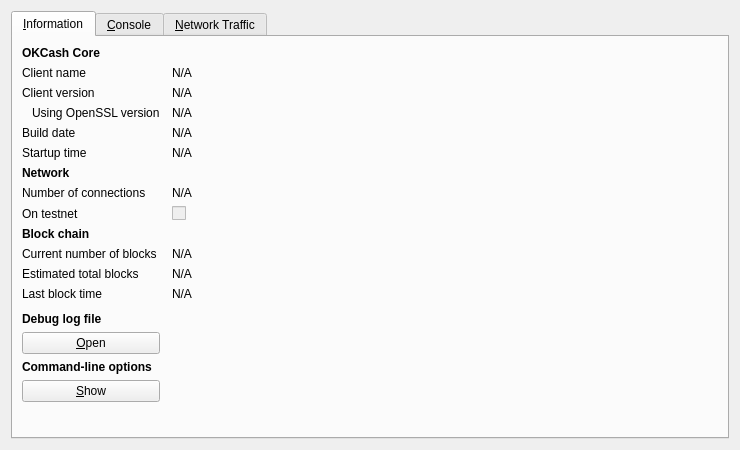
This is src/qt/forms/rpcconsole.ui in okcashpro/okcash-oldsrc-history as Qt 5 draws it before an edit. The edited form follows.
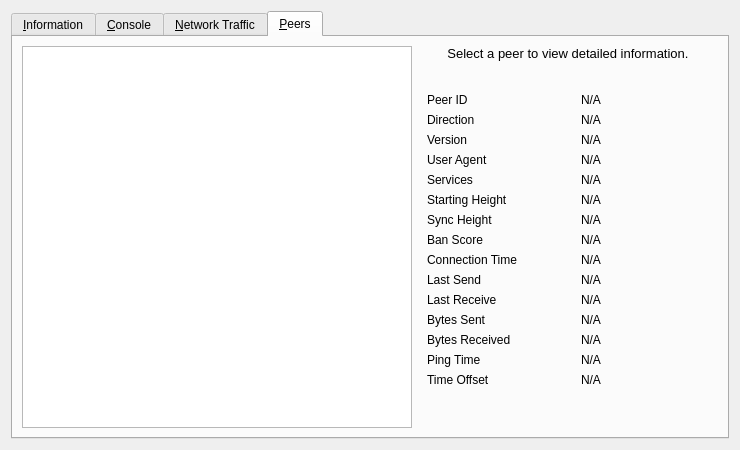
This is the edited form. The open tabs and pages were chosen to show the change. Icons and pictures are not drawn. Custom widgets are drawn as their Qt base class.

What changed in the file:
```diff
--- a/src/qt/forms/rpcconsole.ui
+++ b/src/qt/forms/rpcconsole.ui
@@ -113,13 +113,39 @@
         </widget>
        </item>
        <item row="4" column="0">
+        <widget class="QLabel" name="label_berkeleyDBVersion">
+         <property name="text">
+          <string>Using BerkeleyDB version</string>
+         </property>
+         <property name="indent">
+          <number>10</number>
+         </property>
+        </widget>
+       </item>
+       <item row="4" column="1">
+        <widget class="QLabel" name="berkeleyDBVersion">
+         <property name="cursor">
+          <cursorShape>IBeamCursor</cursorShape>
+         </property>
+         <property name="text">
+          <string>N/A</string>
+         </property>
+         <property name="textFormat">
+          <enum>Qt::PlainText</enum>
+         </property>
+         <property name="textInteractionFlags">
+          <set>Qt::LinksAccessibleByMouse|Qt::TextSelectableByKeyboard|Qt::TextSelectableByMouse</set>
+         </property>
+        </widget>
+       </item>
+       <item row="5" column="0">
         <widget class="QLabel" name="label_12">
          <property name="text">
           <string>Build date</string>
          </property>
         </widget>
        </item>
-       <item row="4" column="1">
+       <item row="5" column="1">
         <widget class="QLabel" name="buildDate">
          <property name="cursor">
           <cursorShape>IBeamCursor</cursorShape>
@@ -135,14 +161,14 @@
          </property>
         </widget>
        </item>
-       <item row="5" column="0">
+       <item row="6" column="0">
         <widget class="QLabel" name="label_13">
          <property name="text">
           <string>Startup time</string>
          </property>
         </widget>
        </item>
-       <item row="5" column="1">
+       <item row="6" column="1">
         <widget class="QLabel" name="startupTime">
          <property name="cursor">
           <cursorShape>IBeamCursor</cursorShape>
@@ -158,7 +184,7 @@
          </property>
         </widget>
        </item>
-       <item row="6" column="0">
+       <item row="7" column="0">
         <widget class="QLabel" name="label_11">
          <property name="font">
           <font>
@@ -171,47 +197,53 @@
          </property>
         </widget>
        </item>
-       <item row="7" column="0">
-        <widget class="QLabel" name="label_7">
-         <property name="text">
-          <string>Number of connections</string>
-         </property>
-        </widget>
-       </item>
-       <item row="7" column="1">
-        <widget class="QLabel" name="numberOfConnections">
-         <property name="cursor">
-          <cursorShape>IBeamCursor</cursorShape>
-         </property>
-         <property name="text">
-          <string>N/A</string>
-         </property>
-         <property name="textFormat">
-          <enum>Qt::PlainText</enum>
-         </property>
-         <property name="textInteractionFlags">
-          <set>Qt::LinksAccessibleByMouse|Qt::TextSelectableByKeyboard|Qt::TextSelectableByMouse</set>
-         </property>
-        </widget>
-       </item>
        <item row="8" column="0">
         <widget class="QLabel" name="label_8">
          <property name="text">
-          <string>On testnet</string>
+          <string>Name</string>
          </property>
         </widget>
        </item>
        <item row="8" column="1">
-        <widget class="QCheckBox" name="isTestNet">
-         <property name="enabled">
-          <bool>false</bool>
+        <widget class="QLabel" name="networkName">
+         <property name="cursor">
+          <cursorShape>IBeamCursor</cursorShape>
          </property>
          <property name="text">
-          <string/>
+          <string>N/A</string>
+         </property>
+         <property name="textFormat">
+          <enum>Qt::PlainText</enum>
+         </property>
+         <property name="textInteractionFlags">
+          <set>Qt::LinksAccessibleByMouse|Qt::TextSelectableByKeyboard|Qt::TextSelectableByMouse</set>
          </property>
         </widget>
        </item>
        <item row="9" column="0">
+        <widget class="QLabel" name="label_7">
+         <property name="text">
+          <string>Number of connections</string>
+         </property>
+        </widget>
+       </item>
+       <item row="9" column="1">
+        <widget class="QLabel" name="numberOfConnections">
+         <property name="cursor">
+          <cursorShape>IBeamCursor</cursorShape>
+         </property>
+         <property name="text">
+          <string>N/A</string>
+         </property>
+         <property name="textFormat">
+          <enum>Qt::PlainText</enum>
+         </property>
+         <property name="textInteractionFlags">
+          <set>Qt::LinksAccessibleByMouse|Qt::TextSelectableByKeyboard|Qt::TextSelectableByMouse</set>
+         </property>
+        </widget>
+       </item>
+       <item row="10" column="0">
         <widget class="QLabel" name="label_10">
          <property name="font">
           <font>
@@ -224,14 +256,14 @@
          </property>
         </widget>
        </item>
-       <item row="10" column="0">
+       <item row="11" column="0">
         <widget class="QLabel" name="label_3">
          <property name="text">
           <string>Current number of blocks</string>
          </property>
         </widget>
        </item>
-       <item row="10" column="1">
+       <item row="11" column="1">
         <widget class="QLabel" name="numberOfBlocks">
          <property name="cursor">
           <cursorShape>IBeamCursor</cursorShape>
@@ -247,14 +279,14 @@
          </property>
         </widget>
        </item>
-       <item row="11" column="0">
+       <item row="12" column="0">
         <widget class="QLabel" name="label_4">
          <property name="text">
           <string>Estimated total blocks</string>
          </property>
         </widget>
        </item>
-       <item row="11" column="1">
+       <item row="12" column="1">
         <widget class="QLabel" name="totalBlocks">
          <property name="cursor">
           <cursorShape>IBeamCursor</cursorShape>
@@ -270,14 +302,14 @@
          </property>
         </widget>
        </item>
-       <item row="12" column="0">
+       <item row="13" column="0">
         <widget class="QLabel" name="label_2">
          <property name="text">
           <string>Last block time</string>
          </property>
         </widget>
        </item>
-       <item row="12" column="1">
+       <item row="13" column="1">
         <widget class="QLabel" name="lastBlockTime">
          <property name="cursor">
           <cursorShape>IBeamCursor</cursorShape>
@@ -695,6 +727,432 @@
        </item>
       </layout>
      </widget>
+     <widget class="QWidget" name="tab_peers">
+      <attribute name="title">
+       <string>&amp;Peers</string>
+      </attribute>
+      <layout class="QGridLayout" name="gridLayout_2">
+       <item row="0" column="0" rowspan="2">
+        <widget class="QTableView" name="peerWidget">
+         <property name="horizontalScrollBarPolicy">
+          <enum>Qt::ScrollBarAsNeeded</enum>
+         </property>
+         <property name="sortingEnabled">
+          <bool>true</bool>
+         </property>
+         <attribute name="horizontalHeaderHighlightSections">
+          <bool>false</bool>
+         </attribute>
+        </widget>
+       </item>
+       <item row="0" column="1">
+        <widget class="QLabel" name="peerHeading">
+         <property name="sizePolicy">
+          <sizepolicy hsizetype="Preferred" vsizetype="Minimum">
+           <horstretch>0</horstretch>
+           <verstretch>0</verstretch>
+          </sizepolicy>
+         </property>
+         <property name="minimumSize">
+          <size>
+           <width>300</width>
+           <height>32</height>
+          </size>
+         </property>
+         <property name="font">
+          <font>
+           <pointsize>10</pointsize>
+          </font>
+         </property>
+         <property name="cursor">
+          <cursorShape>IBeamCursor</cursorShape>
+         </property>
+         <property name="text">
+          <string>Select a peer to view detailed information.</string>
+         </property>
+         <property name="alignment">
+          <set>Qt::AlignHCenter|Qt::AlignTop</set>
+         </property>
+         <property name="wordWrap">
+          <bool>true</bool>
+         </property>
+         <property name="textInteractionFlags">
+          <set>Qt::LinksAccessibleByMouse|Qt::TextSelectableByKeyboard|Qt::TextSelectableByMouse</set>
+         </property>
+        </widget>
+       </item>
+       <item row="1" column="1">
+        <widget class="QWidget" name="detailWidget" native="true">
+         <property name="minimumSize">
+          <size>
+           <width>300</width>
+           <height>0</height>
+          </size>
+         </property>
+         <layout class="QGridLayout" name="gridLayout_3">
+          <item row="0" column="0">
+           <widget class="QLabel" name="label_23">
+            <property name="text">
+             <string>Peer ID</string>
+            </property>
+           </widget>
+          </item>
+          <item row="0" column="2">
+           <widget class="QLabel" name="peerId">
+            <property name="cursor">
+             <cursorShape>IBeamCursor</cursorShape>
+            </property>
+            <property name="text">
+             <string>N/A</string>
+            </property>
+            <property name="textFormat">
+             <enum>Qt::PlainText</enum>
+            </property>
+            <property name="textInteractionFlags">
+             <set>Qt::LinksAccessibleByMouse|Qt::TextSelectableByKeyboard|Qt::TextSelectableByMouse</set>
+            </property>
+           </widget>
+          </item>
+          <item row="1" column="0">
+           <widget class="QLabel" name="label_23">
+            <property name="text">
+             <string>Direction</string>
+            </property>
+           </widget>
+          </item>
+          <item row="1" column="2">
+           <widget class="QLabel" name="peerDirection">
+            <property name="cursor">
+             <cursorShape>IBeamCursor</cursorShape>
+            </property>
+            <property name="text">
+             <string>N/A</string>
+            </property>
+            <property name="textFormat">
+             <enum>Qt::PlainText</enum>
+            </property>
+            <property name="textInteractionFlags">
+             <set>Qt::LinksAccessibleByMouse|Qt::TextSelectableByKeyboard|Qt::TextSelectableByMouse</set>
+            </property>
+           </widget>
+          </item>
+          <item row="2" column="0">
+           <widget class="QLabel" name="label_21">
+            <property name="text">
+             <string>Version</string>
+            </property>
+           </widget>
+          </item>
+          <item row="2" column="2">
+           <widget class="QLabel" name="peerVersion">
+            <property name="cursor">
+             <cursorShape>IBeamCursor</cursorShape>
+            </property>
+            <property name="text">
+             <string>N/A</string>
+            </property>
+            <property name="textFormat">
+             <enum>Qt::PlainText</enum>
+            </property>
+            <property name="textInteractionFlags">
+             <set>Qt::LinksAccessibleByMouse|Qt::TextSelectableByKeyboard|Qt::TextSelectableByMouse</set>
+            </property>
+           </widget>
+          </item>
+          <item row="3" column="0">
+           <widget class="QLabel" name="label_28">
+            <property name="text">
+             <string>User Agent</string>
+            </property>
+           </widget>
+          </item>
+          <item row="3" column="2">
+           <widget class="QLabel" name="peerSubversion">
+            <property name="cursor">
+             <cursorShape>IBeamCursor</cursorShape>
+            </property>
+            <property name="text">
+             <string>N/A</string>
+            </property>
+            <property name="textFormat">
+             <enum>Qt::PlainText</enum>
+            </property>
+            <property name="textInteractionFlags">
+             <set>Qt::LinksAccessibleByMouse|Qt::TextSelectableByKeyboard|Qt::TextSelectableByMouse</set>
+            </property>
+           </widget>
+          </item>
+          <item row="4" column="0">
+           <widget class="QLabel" name="label_4">
+            <property name="text">
+             <string>Services</string>
+            </property>
+           </widget>
+          </item>
+          <item row="4" column="2">
+           <widget class="QLabel" name="peerServices">
+            <property name="cursor">
+             <cursorShape>IBeamCursor</cursorShape>
+            </property>
+            <property name="text">
+             <string>N/A</string>
+            </property>
+            <property name="textFormat">
+             <enum>Qt::PlainText</enum>
+            </property>
+            <property name="textInteractionFlags">
+             <set>Qt::LinksAccessibleByMouse|Qt::TextSelectableByKeyboard|Qt::TextSelectableByMouse</set>
+            </property>
+           </widget>
+          </item>
+          <item row="5" column="0">
+           <widget class="QLabel" name="label_29">
+            <property name="text">
+             <string>Starting Height</string>
+            </property>
+           </widget>
+          </item>
+          <item row="5" column="2">
+           <widget class="QLabel" name="peerHeight">
+            <property name="cursor">
+             <cursorShape>IBeamCursor</cursorShape>
+            </property>
+            <property name="text">
+             <string>N/A</string>
+            </property>
+            <property name="textFormat">
+             <enum>Qt::PlainText</enum>
+            </property>
+            <property name="textInteractionFlags">
+             <set>Qt::LinksAccessibleByMouse|Qt::TextSelectableByKeyboard|Qt::TextSelectableByMouse</set>
+            </property>
+           </widget>
+          </item>
+          <item row="6" column="0">
+           <widget class="QLabel" name="label_27">
+            <property name="text">
+             <string>Sync Height</string>
+            </property>
+           </widget>
+          </item>
+          <item row="6" column="2">
+           <widget class="QLabel" name="peerSyncHeight">
+            <property name="cursor">
+             <cursorShape>IBeamCursor</cursorShape>
+            </property>
+            <property name="text">
+             <string>N/A</string>
+            </property>
+            <property name="textFormat">
+             <enum>Qt::PlainText</enum>
+            </property>
+            <property name="textInteractionFlags">
+             <set>Qt::LinksAccessibleByMouse|Qt::TextSelectableByKeyboard|Qt::TextSelectableByMouse</set>
+            </property>
+           </widget>
+          </item>
+          <item row="7" column="0">
+           <widget class="QLabel" name="label_24">
+            <property name="text">
+             <string>Ban Score</string>
+            </property>
+           </widget>
+          </item>
+          <item row="7" column="2">
+           <widget class="QLabel" name="peerBanScore">
+            <property name="cursor">
+             <cursorShape>IBeamCursor</cursorShape>
+            </property>
+            <property name="text">
+             <string>N/A</string>
+            </property>
+            <property name="textFormat">
+             <enum>Qt::PlainText</enum>
+            </property>
+            <property name="textInteractionFlags">
+             <set>Qt::LinksAccessibleByMouse|Qt::TextSelectableByKeyboard|Qt::TextSelectableByMouse</set>
+            </property>
+           </widget>
+          </item>
+          <item row="8" column="0">
+           <widget class="QLabel" name="label_22">
+            <property name="text">
+             <string>Connection Time</string>
+            </property>
+           </widget>
+          </item>
+          <item row="8" column="2">
+           <widget class="QLabel" name="peerConnTime">
+            <property name="cursor">
+             <cursorShape>IBeamCursor</cursorShape>
+            </property>
+            <property name="text">
+             <string>N/A</string>
+            </property>
+            <property name="textFormat">
+             <enum>Qt::PlainText</enum>
+            </property>
+            <property name="textInteractionFlags">
+             <set>Qt::LinksAccessibleByMouse|Qt::TextSelectableByKeyboard|Qt::TextSelectableByMouse</set>
+            </property>
+           </widget>
+          </item>
+          <item row="9" column="0">
+           <widget class="QLabel" name="label_15">
+            <property name="text">
+             <string>Last Send</string>
+            </property>
+           </widget>
+          </item>
+          <item row="9" column="2">
+           <widget class="QLabel" name="peerLastSend">
+            <property name="cursor">
+             <cursorShape>IBeamCursor</cursorShape>
+            </property>
+            <property name="text">
+             <string>N/A</string>
+            </property>
+            <property name="textFormat">
+             <enum>Qt::PlainText</enum>
+            </property>
+            <property name="textInteractionFlags">
+             <set>Qt::LinksAccessibleByMouse|Qt::TextSelectableByKeyboard|Qt::TextSelectableByMouse</set>
+            </property>
+           </widget>
+          </item>
+          <item row="10" column="0">
+           <widget class="QLabel" name="label_19">
+            <property name="text">
+             <string>Last Receive</string>
+            </property>
+           </widget>
+          </item>
+          <item row="10" column="2">
+           <widget class="QLabel" name="peerLastRecv">
+            <property name="cursor">
+             <cursorShape>IBeamCursor</cursorShape>
+            </property>
+            <property name="text">
+             <string>N/A</string>
+            </property>
+            <property name="textFormat">
+             <enum>Qt::PlainText</enum>
+            </property>
+            <property name="textInteractionFlags">
+             <set>Qt::LinksAccessibleByMouse|Qt::TextSelectableByKeyboard|Qt::TextSelectableByMouse</set>
+            </property>
+           </widget>
+          </item>
+          <item row="11" column="0">
+           <widget class="QLabel" name="label_18">
+            <property name="text">
+             <string>Bytes Sent</string>
+            </property>
+           </widget>
+          </item>
+          <item row="11" column="2">
+           <widget class="QLabel" name="peerBytesSent">
+            <property name="cursor">
+             <cursorShape>IBeamCursor</cursorShape>
+            </property>
+            <property name="text">
+             <string>N/A</string>
+            </property>
+            <property name="textFormat">
+             <enum>Qt::PlainText</enum>
+            </property>
+            <property name="textInteractionFlags">
+             <set>Qt::LinksAccessibleByMouse|Qt::TextSelectableByKeyboard|Qt::TextSelectableByMouse</set>
+            </property>
+           </widget>
+          </item>
+          <item row="12" column="0">
+           <widget class="QLabel" name="label_20">
+            <property name="text">
+             <string>Bytes Received</string>
+            </property>
+           </widget>
+          </item>
+          <item row="12" column="2">
+           <widget class="QLabel" name="peerBytesRecv">
+            <property name="cursor">
+             <cursorShape>IBeamCursor</cursorShape>
+            </property>
+            <property name="text">
+             <string>N/A</string>
+            </property>
+            <property name="textFormat">
+             <enum>Qt::PlainText</enum>
+            </property>
+            <property name="textInteractionFlags">
+             <set>Qt::LinksAccessibleByMouse|Qt::TextSelectableByKeyboard|Qt::TextSelectableByMouse</set>
+            </property>
+           </widget>
+          </item>
+          <item row="13" column="0">
+           <widget class="QLabel" name="label_26">
+            <property name="text">
+             <string>Ping Time</string>
+            </property>
+           </widget>
+          </item>
+          <item row="13" column="2">
+           <widget class="QLabel" name="peerPingTime">
+            <property name="cursor">
+             <cursorShape>IBeamCursor</cursorShape>
+            </property>
+            <property name="text">
+             <string>N/A</string>
+            </property>
+            <property name="textFormat">
+             <enum>Qt::PlainText</enum>
+            </property>
+            <property name="textInteractionFlags">
+             <set>Qt::LinksAccessibleByMouse|Qt::TextSelectableByKeyboard|Qt::TextSelectableByMouse</set>
+            </property>
+           </widget>
+          </item>
+          <item row="14" column="0">
+           <widget class="QLabel" name="label_timeoffset">
+            <property name="text">
+             <string>Time Offset</string>
+            </property>
+           </widget>
+          </item>
+          <item row="14" column="2">
+           <widget class="QLabel" name="timeoffset">
+            <property name="cursor">
+             <cursorShape>IBeamCursor</cursorShape>
+            </property>
+            <property name="text">
+             <string>N/A</string>
+            </property>
+            <property name="textFormat">
+             <enum>Qt::PlainText</enum>
+            </property>
+            <property name="textInteractionFlags">
+             <set>Qt::LinksAccessibleByMouse|Qt::TextSelectableByKeyboard|Qt::TextSelectableByMouse</set>
+            </property>
+           </widget>
+          </item>
+          <item row="15" column="1">
+           <spacer name="verticalSpacer_3">
+            <property name="orientation">
+             <enum>Qt::Vertical</enum>
+            </property>
+            <property name="sizeHint" stdset="0">
+             <size>
+              <width>20</width>
+              <height>40</height>
+             </size>
+            </property>
+           </spacer>
+          </item>
+         </layout>
+        </widget>
+       </item>
+      </layout>
+     </widget>
     </widget>
    </item>
   </layout>
```
Left out of the diff: 11 changed lines with no effect on the pictures.
